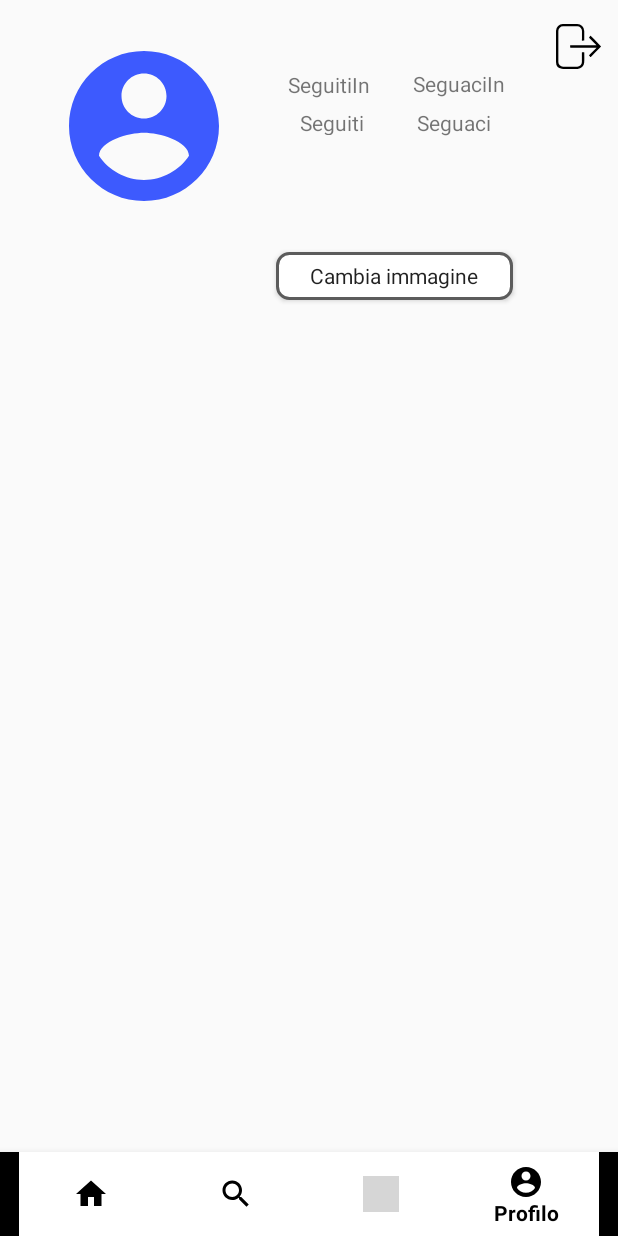
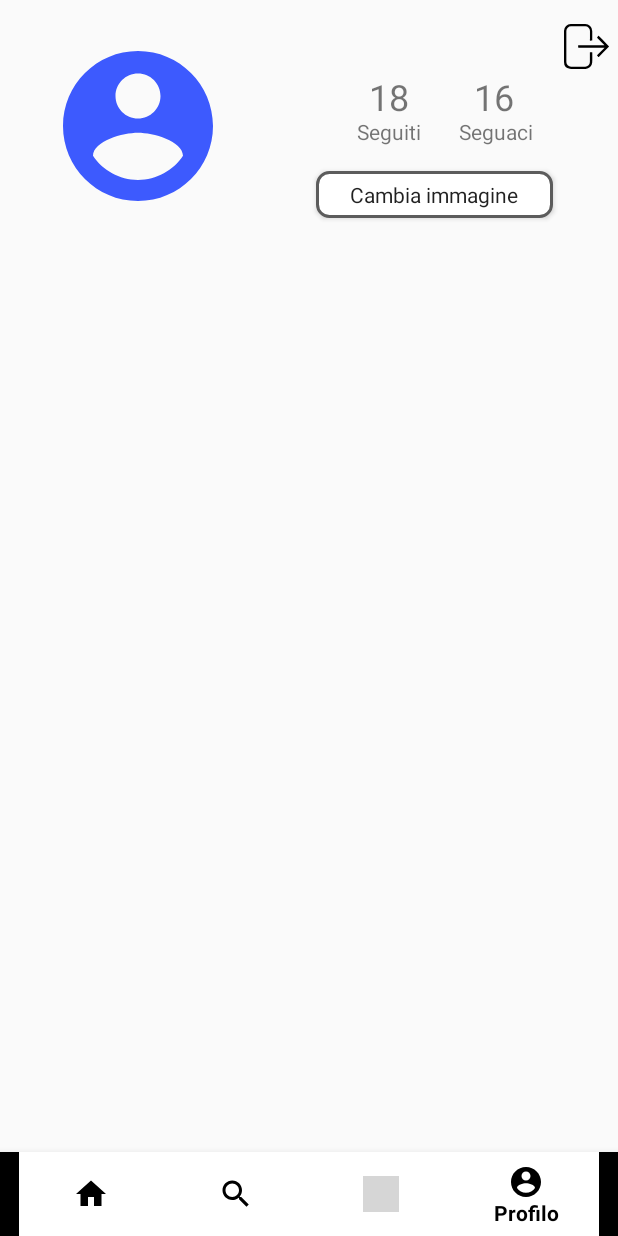
Before and after one commit to DavMrc/Fotogram, an Android app: the Navigation screen opened directly, with no data from a screen before it, item 4 of the bottom bar chosen, on a phone screen of 412 x 824 dp. Run offline under Robolectric (Android 15) with nearby library versions, the phone set to English and light mode, and no system bars; our stand-ins replace Volley; libraries missing offline, so code that uses them is left out: com.miguelcatalan.materialsearchview; network calls fail; pictures from the network do not load; grey boxes are pictures that could not be loaded.

Commit message:
added OthersProfile Activity still haven't fixed that damn sync bug graphic enhancements to fragmentProfilo

```diff
--- a/app/src/main/java/com/example/utente/fotogram/com/example/utente/fragments/RicercaFragment.java
+++ b/app/src/main/java/com/example/utente/fotogram/com/example/utente/fragments/RicercaFragment.java
@@ -60,8 +60,9 @@ public class RicercaFragment extends Fragment {
                 String query= input.getText().toString();
                 String out= "Users: ";
 
-                //TODO: fix this sync bug
-                ArrayList<User> users= serverService.searchUser(query);
+                serverService.searchUser(query);
+                ArrayList<User> users= m.getSearchResultUsers();
+
                 for(User u: users){
                     out= out.concat(u.getUsername()+", ");
                 }
--- a/app/src/main/res/layout/fragment_profilo.xml
+++ b/app/src/main/res/layout/fragment_profilo.xml
@@ -6,15 +6,100 @@
     android:layout_height="match_parent"
     tools:context=".com.example.utente.fragments.ProfiloFragment">
 
+    <RelativeLayout
+        android:layout_width="220dp"
+        android:layout_height="120dp"
+        app:layout_constraintBottom_toBottomOf="parent"
+        app:layout_constraintEnd_toEndOf="parent"
+        app:layout_constraintHorizontal_bias="0.94"
+        app:layout_constraintStart_toStartOf="parent"
+        app:layout_constraintTop_toTopOf="parent"
+        app:layout_constraintVertical_bias="0.05">
+
+        <TextView
+            android:id="@+id/label.seguaci"
+            android:layout_width="wrap_content"
+            android:layout_height="wrap_content"
+            android:layout_alignParentTop="true"
+            android:layout_alignParentEnd="true"
+            android:layout_marginTop="45dp"
+            android:layout_marginEnd="45dp"
+            android:text="@string/seguaci" />
+
+        <TextView
+            android:id="@+id/label.seguiti"
+            android:layout_width="wrap_content"
+            android:layout_height="wrap_content"
+            android:layout_alignParentTop="true"
+            android:layout_alignParentEnd="true"
+            android:layout_marginTop="45dp"
+            android:layout_marginEnd="120dp"
+            android:text="@string/seguiti" />
+
+        <TextView
+            android:id="@+id/txt.seguaci"
+            android:layout_width="wrap_content"
+            android:layout_height="wrap_content"
+            android:layout_alignParentTop="true"
+            android:layout_alignParentEnd="true"
+            android:layout_marginTop="15dp"
+            android:layout_marginEnd="58dp"
+            android:text="16"
+            android:textSize="24sp" />
+
+        <TextView
+            android:id="@+id/txt.seguiti"
+            android:layout_width="wrap_content"
+            android:layout_height="wrap_content"
+            android:layout_alignParentTop="@id/txt.seguiti"
+            android:layout_alignParentEnd="true"
+            android:layout_marginStart="20dp"
+            android:layout_marginEnd="128dp"
+            android:layout_marginTop="15dp"
+            android:text="18"
+            android:textSize="24sp" />
+
+        <Button
+            android:id="@+id/btn.change_profile_pic"
+            android:layout_width="158dp"
+            android:layout_height="32dp"
+            android:layout_alignParentStart="true"
+            android:layout_alignParentTop="true"
+            android:layout_alignParentBottom="true"
+            android:layout_marginStart="30dp"
+            android:layout_marginTop="81dp"
+            android:layout_marginBottom="7dp"
+            android:background="@drawable/button_gray_outline"
+            android:fontFamily="sans-serif"
+            android:text="@string/cambia_propic"
+            android:textAllCaps="false" />
+
+    </RelativeLayout>
+
     <ImageView
         android:id="@+id/img.profile_pic"
         android:layout_width="120dp"
         android:layout_height="120dp"
-        android:layout_marginStart="36dp"
+        android:layout_marginStart="32dp"
         android:layout_marginTop="24dp"
         app:layout_constraintStart_toStartOf="parent"
         app:layout_constraintTop_toTopOf="parent"
         app:srcCompat="@drawable/ic_account_circle_indigo_a400_24dp" />
+
+    <ImageButton
+        android:id="@+id/btn.logout"
+        android:layout_width="30dp"
+        android:layout_height="30dp"
+        android:layout_alignParentStart="true"
+        android:layout_alignParentTop="true"
+        android:layout_alignParentBottom="true"
+        android:layout_marginStart="190dp"
+        android:layout_marginTop="16dp"
+        android:background="@drawable/exit_app"
+        app:layout_constraintEnd_toEndOf="parent"
+        app:layout_constraintHorizontal_bias="0.969"
+        app:layout_constraintStart_toStartOf="parent"
+        app:layout_constraintTop_toTopOf="parent" />
 
     <TextView
         android:id="@+id/txt.username"
@@ -30,36 +115,6 @@
         app:layout_constraintStart_toStartOf="parent"
         app:layout_constraintTop_toTopOf="parent" />
 
-    <Button
-        android:id="@+id/btn.change_profile_pic"
-        android:layout_width="158dp"
-        android:layout_height="32dp"
-        android:layout_marginStart="184dp"
-        android:layout_marginTop="8dp"
-        android:layout_marginEnd="8dp"
-        android:layout_marginBottom="420dp"
-        android:background="@drawable/button_gray_outline"
-        android:fontFamily="sans-serif"
-        android:text="@string/cambia_propic"
-        android:textAllCaps="false"
-        app:layout_constraintBottom_toBottomOf="parent"
-        app:layout_constraintEnd_toEndOf="parent"
-        app:layout_constraintHorizontal_bias="0.0"
-        app:layout_constraintStart_toStartOf="parent"
-        app:layout_constraintTop_toTopOf="parent"
-        app:layout_constraintVertical_bias="0.522" />
-
-    <ImageButton
-        android:id="@+id/btn.logout"
-        android:layout_width="30dp"
-        android:layout_height="30dp"
-        android:layout_marginTop="16dp"
-        android:background="@drawable/exit_app"
-        app:layout_constraintEnd_toEndOf="parent"
-        app:layout_constraintHorizontal_bias="0.971"
-        app:layout_constraintStart_toStartOf="parent"
-        app:layout_constraintTop_toTopOf="parent" />
-
     <!--<ListView-->
     <!--android:id="@+id/listview.bacheca"-->
     <!--android:layout_width="411dp"-->
@@ -68,51 +123,4 @@
     <!--app:layout_constraintBottom_toBottomOf="parent"-->
     <!--app:layout_constraintStart_toStartOf="parent"></ListView>-->
 
-    <TextView
-        android:id="@+id/label.seguiti"
-        android:layout_width="50dp"
-        android:layout_height="18dp"
-        android:layout_marginStart="44dp"
-        android:layout_marginTop="72dp"
-        android:text="@string/seguiti"
-        app:layout_constraintStart_toEndOf="@+id/img.profile_pic"
-        app:layout_constraintTop_toTopOf="parent" />
-
-    <TextView
-        android:id="@+id/label.seguaci"
-        android:layout_width="50dp"
-        android:layout_height="19dp"
-        android:layout_marginTop="72dp"
-        android:layout_marginEnd="84dp"
-        android:text="@string/seguaci"
-        app:layout_constraintEnd_toEndOf="parent"
-        app:layout_constraintTop_toTopOf="parent" />
-
-    <TextView
-        android:id="@+id/txt.seguiti"
-        android:layout_width="59dp"
-        android:layout_height="19dp"
-        android:layout_marginTop="32dp"
-        android:layout_marginEnd="8dp"
-        android:text="SeguitiInput"
-        app:layout_constraintBottom_toTopOf="@+id/label.seguiti"
-        app:layout_constraintEnd_toEndOf="parent"
-        app:layout_constraintHorizontal_bias="0.558"
-        app:layout_constraintStart_toStartOf="parent"
-        app:layout_constraintTop_toTopOf="parent"
-        app:layout_constraintVertical_bias="0.714" />
-
-    <TextView
-        android:id="@+id/txt.seguaci"
-        android:layout_width="64dp"
-        android:layout_height="21dp"
-        android:layout_marginTop="32dp"
-        android:text="SeguaciInput"
-        app:layout_constraintBottom_toTopOf="@+id/label.seguaci"
-        app:layout_constraintEnd_toEndOf="parent"
-        app:layout_constraintHorizontal_bias="0.25"
-        app:layout_constraintStart_toEndOf="@+id/txt.seguiti"
-        app:layout_constraintTop_toTopOf="parent"
-        app:layout_constraintVertical_bias="0.736" />
-
 </android.support.constraint.ConstraintLayout>
```
Also changed, not shown: app/src/main/AndroidManifest.xml (+19 -11 lines), app/src/main/java/com/example/utente/fotogram/Object_classes/Model.java (+12 -0 lines), app/src/main/java/com/example/utente/fotogram/Object_classes/ServerService.java (+42 -49 lines), app/src/main/java/com/example/utente/fotogram/OthersProfile.java (added, +13 -0 lines), app/src/main/res/layout/activity_others_profile.xml (added, +10 -0 lines).
